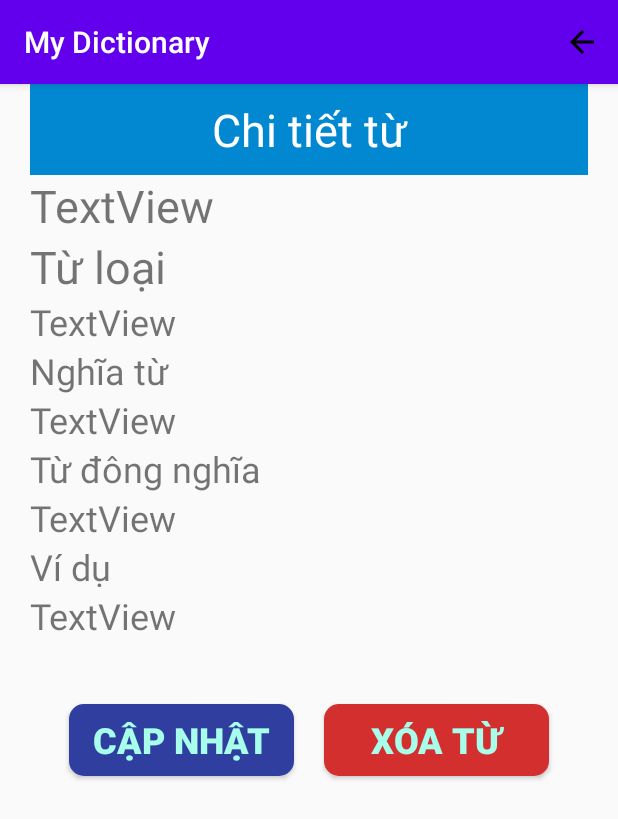
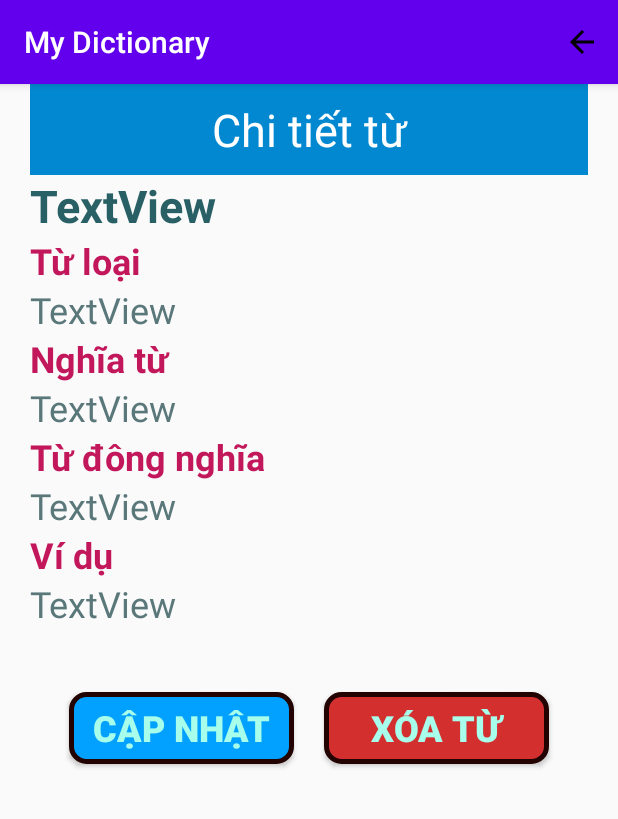
Before and after one commit to KIET1996/MyDictionary, an Android app: the detailActivity screen opened directly, with no data from a screen before it, on a phone screen of 412 x 824 dp. Shown: the top 819 px of the screen. Run offline under Robolectric (Android 15) with nearby library versions, the phone set to English and light mode, and no system bars; our stand-ins replace Firebase (no records; nobody signed in at launch, a user with empty details on screens opened directly).

Commit message:
fix tua lua

```diff
--- a/Lab9_MyDict/app/src/main/java/com/example/mydict/adapter/WordAdapter.java
+++ b/Lab9_MyDict/app/src/main/java/com/example/mydict/adapter/WordAdapter.java
@@ -5,7 +5,6 @@ import android.app.Activity;
 import android.view.View;
 import android.view.ViewGroup;
 import android.widget.ArrayAdapter;
-import android.widget.CheckBox;
 import android.widget.TextView;
 
 import androidx.annotation.NonNull;
--- a/Lab9_MyDict/app/src/main/java/com/example/mydict/oldWordActivity.java
+++ b/Lab9_MyDict/app/src/main/java/com/example/mydict/oldWordActivity.java
@@ -133,9 +133,9 @@ public class oldWordActivity extends AppCompatActivity {
         //mở màn hình chua thuoc word
         if(item.getItemId()==R.id.mnBackOld)
         {
-//            Intent intent = new Intent(this, MainActivity.class);
-//            startActivity(intent);
-            finish();
+            Intent intent = new Intent(this, MainActivity.class);
+            startActivity(intent);
+//            finish();
         }
         return super.onOptionsItemSelected(item);
     }
--- a/Lab9_MyDict/app/src/main/res/drawable/button_cancel.xml
+++ b/Lab9_MyDict/app/src/main/res/drawable/button_cancel.xml
@@ -2,5 +2,8 @@
 <shape xmlns:android="http://schemas.android.com/apk/res/android" android:shape="rectangle">
     <solid android:color= "#D32F2F" />
     <corners android:radius="10dp"/>
+    <stroke
+        android:width="3dp"
+        android:color="#230202" />
 
 </shape>
--- a/Lab9_MyDict/app/src/main/res/drawable/custom_button.xml
+++ b/Lab9_MyDict/app/src/main/res/drawable/custom_button.xml
@@ -1,6 +1,8 @@
 <?xml version="1.0" encoding="utf-8"?>
 <shape xmlns:android="http://schemas.android.com/apk/res/android" android:shape="rectangle">
-    <solid android:color= "#303F9F" />
+    <solid android:color= "#b6daf1" />
     <corners android:radius="10dp"/>
 
+
+
 </shape>
--- /dev/null
+++ b/Lab9_MyDict/app/src/main/res/drawable/rounded_button_add.xml
@@ -0,0 +1,13 @@
+<?xml version="1.0" encoding="utf-8"?>
+<shape xmlns:android="http://schemas.android.com/apk/res/android" >
+
+    <solid android:color= "#03A1FF" />
+
+    <stroke
+        android:width="3dp"
+        android:color="#230202" />
+    <corners
+        android:radius="10dp"
+        />
+
+</shape>
--- a/Lab9_MyDict/app/src/main/res/layout/activity_detail.xml
+++ b/Lab9_MyDict/app/src/main/res/layout/activity_detail.xml
@@ -32,20 +32,26 @@
                 android:layout_width="match_parent"
                 android:layout_height="wrap_content"
                 android:text="TextView"
-                android:textSize="30sp" />
+                android:textColor="#286065"
+                android:textColorHighlight="#80CBC4"
+                android:textSize="30sp"
+                android:textStyle="bold"/>
 
             <TextView
                 android:id="@+id/textView3"
                 android:layout_width="match_parent"
                 android:layout_height="wrap_content"
                 android:text="Từ loại"
-                android:textSize="30sp" />
+                android:textColor="#C2185B"
+                android:textSize="24sp"
+                android:textStyle="bold" />
 
             <TextView
                 android:id="@+id/detailKind"
                 android:layout_width="match_parent"
                 android:layout_height="wrap_content"
                 android:text="TextView"
+                android:textColor="#5A777A"
                 android:textSize="24sp" />
 
             <TextView
@@ -53,13 +59,16 @@
                 android:layout_width="match_parent"
                 android:layout_height="wrap_content"
                 android:text="Nghĩa từ"
-                android:textSize="24sp" />
+                android:textColor="#C2185B"
+                android:textSize="24sp"
+                android:textStyle="bold" />
 
             <TextView
                 android:id="@+id/detailMean"
                 android:layout_width="match_parent"
                 android:layout_height="wrap_content"
                 android:text="TextView"
+                android:textColor="#5A777A"
                 android:textSize="24sp" />
 
             <TextView
@@ -67,13 +76,16 @@
                 android:layout_width="match_parent"
                 android:layout_height="wrap_content"
                 android:text="Từ đông nghĩa"
-                android:textSize="24sp" />
+                android:textColor="#C2185B"
+                android:textSize="24sp"
+                android:textStyle="bold" />
 
             <TextView
                 android:id="@+id/detailSyn"
                 android:layout_width="match_parent"
                 android:layout_height="wrap_content"
                 android:text="TextView"
+                android:textColor="#5A777A"
                 android:textSize="24sp" />
 
             <TextView
@@ -81,7 +93,9 @@
                 android:layout_width="match_parent"
                 android:layout_height="wrap_content"
                 android:text="Ví dụ"
-                android:textSize="24sp" />
+                android:textColor="#C2185B"
+                android:textSize="24sp"
+                android:textStyle="bold" />
 
             <TextView
                 android:id="@+id/detailExample"
@@ -89,6 +103,7 @@
                 android:layout_height="wrap_content"
                 android:inputType="textShortMessage|textLongMessage|textMultiLine"
                 android:text="TextView"
+                android:textColor="#5A777A"
                 android:textSize="24sp" />
 
             <TextView
@@ -109,7 +124,7 @@
                     android:layout_height="wrap_content"
                     android:layout_gravity="center"
                     android:onClick="updateScreen"
-                    android:background="@drawable/custom_button"
+                    android:background="@drawable/rounded_button_add"
                     android:text="Cập nhật"
                     android:layout_margin="10dp"
                     android:textColor="#A7FFEB"
--- a/Lab9_MyDict/app/src/main/res/layout/activity_update_word.xml
+++ b/Lab9_MyDict/app/src/main/res/layout/activity_update_word.xml
@@ -51,7 +51,7 @@
                     android:focusable="auto"
                     android:gravity="center"
                     android:text="Đã thuộc từ"
-                    android:textColor="#D32F2F"
+                    android:textColor="#C62828"
                     android:textColorHighlight="#00796B"
                     android:textColorLink="#0097A7"
                     android:textSize="24sp" />
@@ -169,7 +169,7 @@
                         android:layout_height="wrap_content"
                         android:layout_gravity="center"
                         android:layout_margin="10dp"
-                        android:background="@drawable/custom_button"
+                        android:background="@drawable/rounded_button_add"
                         android:onClick="updateWord"
                         android:text="Lưu"
                         android:textColor="#A7FFEB"
```
Also changed, not shown: Lab9_MyDict/app/src/main/java/com/example/mydict/detailActivity.java (+6 -1 lines), Lab9_MyDict/app/src/main/java/com/example/mydict/newWordActivity.java (+4 -3 lines), Lab9_MyDict/app/src/main/java/com/example/mydict/updateWordActivity.java (+20 -0 lines), Lab9_MyDict/app/src/main/res/layout/activity_add_word.xml (+12 -9 lines), Lab9_MyDict/app/src/main/res/layout/item.xml (+8 -6 lines).
